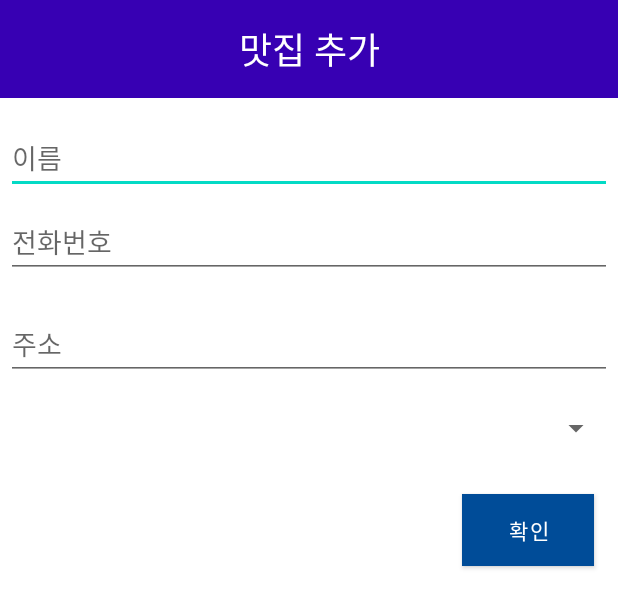
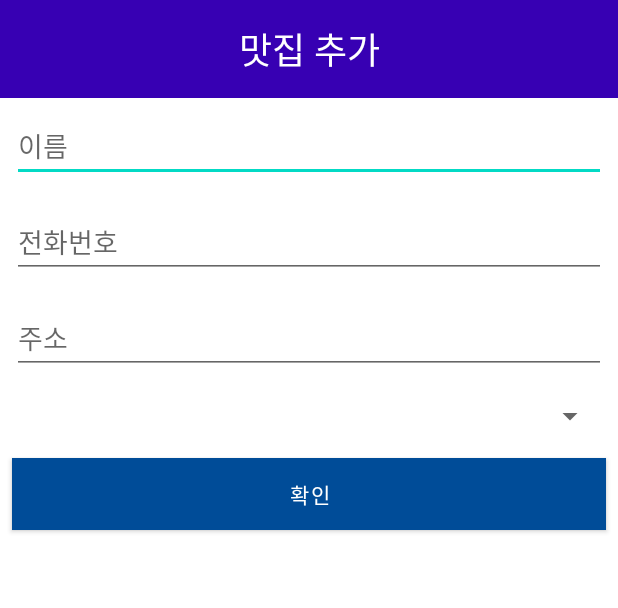
Before and after one commit to fosemfhtm/BobJoe, an Android app: the layout activity_add_phone.xml on its own in the app's theme, with its tools: preview values and no code run, on a phone screen of 412 x 824 dp. Shown: the top 608 px of the screen. Run offline under Robolectric (Android 15) with nearby library versions, the phone set to English and light mode, and no system bars.

Commit message:
bug fix.

```diff
--- a/app/src/main/assets/phonebook.json
+++ b/app/src/main/assets/phonebook.json
@@ -24,7 +24,7 @@
     "type": 0
   },
   {
-    "name": "뉴욕 스트리트 피자",
+    "name": "자니스펍",
     "phone": "042-861-0800",
     "location": "대전광역시 유성구 어은로 48",
     "type": 5
--- a/app/src/main/java/food/map/data/PhonePage.kt
+++ b/app/src/main/java/food/map/data/PhonePage.kt
@@ -1,6 +1,4 @@
 package food.map.data
-import com.google.gson.annotations.SerializedName
-
 
 data class PhonePage(
     var name: String = "",
--- a/app/src/main/res/layout/activity_add_phone.xml
+++ b/app/src/main/res/layout/activity_add_phone.xml
@@ -1,72 +1,87 @@
 <?xml version="1.0" encoding="utf-8"?>
-<LinearLayout
+<androidx.constraintlayout.widget.ConstraintLayout
     xmlns:android="http://schemas.android.com/apk/res/android"
+    xmlns:app="http://schemas.android.com/apk/res-auto"
+    xmlns:tools="http://schemas.android.com/tools"
     android:layout_width="match_parent"
-    android:layout_height="wrap_content"
-    android:gravity="center"
+    android:layout_height="match_parent"
     android:orientation="vertical">
 
     <TextView
+        android:id="@+id/textView"
         android:layout_width="match_parent"
         android:layout_height="65dp"
+        android:background="@color/design_default_color_primary_dark"
         android:gravity="center"
         android:text="맛집 추가"
+        android:textColor="#ffffff"
         android:textSize="24sp"
-        android:textColor="#ffffff"
-        android:background="@color/design_default_color_primary_dark"/>
+        app:layout_constraintEnd_toEndOf="parent"
+        app:layout_constraintStart_toStartOf="parent"
+        app:layout_constraintTop_toTopOf="parent" />
 
     <EditText
         android:id="@+id/et_name"
         android:layout_width="match_parent"
         android:layout_height="wrap_content"
-        android:layout_marginLeft="4dp"
-        android:layout_marginTop="16dp"
-        android:layout_marginRight="4dp"
-        android:layout_marginBottom="4dp"
+        android:layout_marginStart="8dp"
+        android:layout_marginTop="8dp"
+        android:layout_marginEnd="8dp"
         android:hint="이름"
-        android:inputType="text" />
+        android:inputType="text"
+        app:layout_constraintEnd_toEndOf="parent"
+        app:layout_constraintStart_toStartOf="parent"
+        app:layout_constraintTop_toBottomOf="@+id/textView" />
 
     <EditText
         android:id="@+id/et_phone"
         android:layout_width="match_parent"
         android:layout_height="wrap_content"
-        android:layout_marginLeft="4dp"
-        android:layout_marginTop="4dp"
-        android:layout_marginRight="4dp"
-        android:layout_marginBottom="16dp"
+        android:layout_marginStart="8dp"
+        android:layout_marginTop="16dp"
+        android:layout_marginEnd="8dp"
         android:fontFamily="sans-serif"
         android:hint="전화번호"
-        android:inputType="phone" />
+        android:inputType="phone"
+        app:layout_constraintEnd_toEndOf="parent"
+        app:layout_constraintStart_toStartOf="parent"
+        app:layout_constraintTop_toBottomOf="@+id/et_name" />
 
     <EditText
         android:id="@+id/et_location"
         android:layout_width="match_parent"
         android:layout_height="wrap_content"
-        android:layout_marginLeft="4dp"
-        android:layout_marginTop="4dp"
-        android:layout_marginRight="4dp"
-        android:layout_marginBottom="16dp"
+        android:layout_marginStart="8dp"
+        android:layout_marginTop="16dp"
+        android:layout_marginEnd="8dp"
         android:fontFamily="sans-serif"
         android:hint="주소"
-        android:inputType="text" />
+        android:inputType="text"
+        app:layout_constraintEnd_toEndOf="parent"
+        app:layout_constraintStart_toStartOf="parent"
+        app:layout_constraintTop_toBottomOf="@+id/et_phone" />
 
     <Spinner
         android:id="@+id/spinner_type"
         android:layout_width="match_parent"
         android:layout_height="wrap_content"
-        android:layout_marginLeft="4dp"
-        android:layout_marginTop="4dp"
-        android:layout_marginRight="4dp"
-        android:layout_marginBottom="32dp" />
+        android:layout_marginStart="8dp"
+        android:layout_marginTop="16dp"
+        android:layout_marginEnd="8dp"
+        app:layout_constraintEnd_toEndOf="parent"
+        app:layout_constraintStart_toStartOf="parent"
+        app:layout_constraintTop_toBottomOf="@+id/et_location" />
 
     <Button
         android:id="@+id/btn_ok"
-        android:layout_width="wrap_content"
+        android:layout_width="0dp"
         android:layout_height="wrap_content"
         android:layout_gravity="end"
-        android:layout_marginEnd="16dp"
-        android:layout_marginBottom="16dp"
+        android:layout_marginTop="16dp"
         android:background="@color/design_default_color_primary_dark"
         android:text="확인"
-        android:textColor="@color/white"/>
-</LinearLayout>
+        android:textColor="@color/white"
+        app:layout_constraintEnd_toEndOf="@+id/spinner_type"
+        app:layout_constraintStart_toStartOf="@+id/spinner_type"
+        app:layout_constraintTop_toBottomOf="@+id/spinner_type" />
+</androidx.constraintlayout.widget.ConstraintLayout>
--- a/app/src/main/res/layout/fragment_map.xml
+++ b/app/src/main/res/layout/fragment_map.xml
@@ -11,7 +11,7 @@
     <Spinner
         android:id="@+id/spinner"
         android:layout_width="0dp"
-        android:layout_height="wrap_content"
+        android:layout_height="40dp"
         android:layout_marginTop="8dp"
         app:layout_constraintEnd_toEndOf="parent"
         app:layout_constraintStart_toStartOf="parent"
```
Also changed, not shown: app/src/main/java/food/map/mapview/MapViewFragment.kt (+34 -7 lines), app/src/main/java/food/map/phone/InfoActivity.kt (+6 -1 lines), app/src/main/java/food/map/phone/PhoneBookFragment.kt (+7 -6 lines), app/src/main/res/layout/custom_spinner_list.xml (added, +10 -0 lines).
